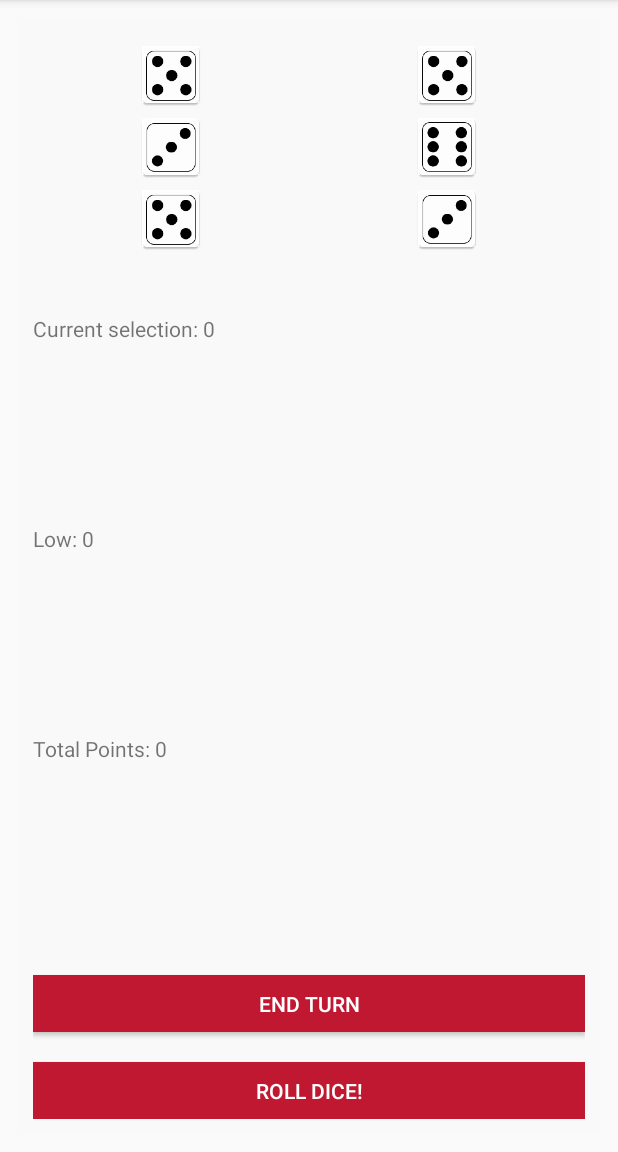
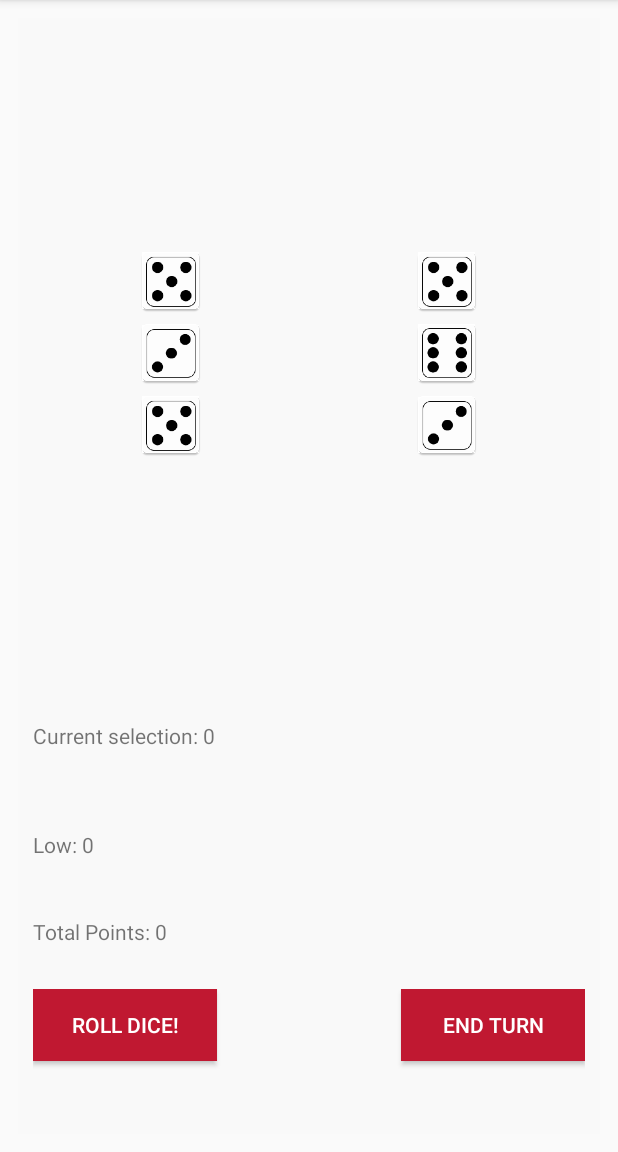
Before and after one commit to konglobemeralt/AndroidDev, an Android app: the screen it shows after launch (ThirtyActivity), on a phone screen of 412 x 824 dp, the part 84-1236 px from its top. Run offline under Robolectric (Android 15) with nearby library versions, the phone set to English and light mode, and no system bars.

Commit message:
Fixed xml so now works on rotating phone

```diff
--- a/Thirty/app/src/main/res/layout/activity_thirty.xml
+++ b/Thirty/app/src/main/res/layout/activity_thirty.xml
@@ -12,8 +12,8 @@
 
     <TableLayout
         android:layout_width="match_parent"
-        android:layout_height="183dp"
-        >
+        android:layout_height="134dp"
+        android:layout_weight="0.38">
 
         <TableRow
             android:layout_width="match_parent"
@@ -25,7 +25,6 @@
                 android:layout_height="wrap_content"
                 android:layout_weight="1"
                 android:background="#f9f9f9"
-                android:elevation="0dp"
                 app:srcCompat="@mipmap/dice_white1"/>
 
             <ImageButton
@@ -80,12 +79,6 @@
 
         </TableRow>
 
-        <TableRow
-            android:layout_width="match_parent"
-            android:layout_height="match_parent">
-
-        </TableRow>
-
 
     </TableLayout>
 
@@ -93,46 +86,53 @@
         android:id="@+id/roundPointsString"
         android:layout_width="match_parent"
         android:layout_height="wrap_content"
-        android:layout_weight="0.33"
+        android:layout_weight="0.11"
         android:text="@string/round_score"/>
 
     <TextView
         android:id="@+id/lowString"
         android:layout_width="match_parent"
         android:layout_height="wrap_content"
-        android:layout_weight="0.33"
+        android:layout_weight="0.08"
         android:text="@string/low_string"/>
 
     <TextView
         android:id="@+id/totalPointsString"
         android:layout_width="match_parent"
         android:layout_height="wrap_content"
-        android:layout_weight="0.33"
+        android:layout_weight="0.06"
         android:text="@string/total_score"/>
+
+    <TableRow
+        android:layout_width="match_parent"
+        android:layout_height="wrap_content"
+        android:layout_weight="0.08">
+
+        <Button
+            android:id="@+id/rollButton"
+            android:layout_width="match_parent"
+            android:layout_height="wrap_content"
+            android:layout_weight="1"
+            android:background="#C01831"
+            android:onClick="meonFb"
+            android:text="@string/button_roll"
+            android:textColor="#ffffff"/>
+
+        <Space
+            android:layout_width="match_parent"
+            android:layout_height="wrap_content"
+            android:layout_weight="1"/>
 
         <Button
             android:id="@+id/endTurnButton"
-        android:layout_width="fill_parent"
-        android:layout_height="38dp"
-        android:layout_alignParentBottom="true"
-        android:layout_gravity="center|bottom"
-        android:layout_marginTop="20dp"
+            android:layout_width="match_parent"
+            android:layout_height="wrap_content"
+            android:layout_weight="1"
             android:background="#C01831"
             android:onClick="meonFb"
             android:text="@string/button_endTurn"
             android:textColor="#ffffff"
             />
-
-    <Button
-        android:id="@+id/rollButton"
-        android:layout_width="fill_parent"
-        android:layout_height="38dp"
-        android:layout_alignParentBottom="true"
-        android:layout_gravity="center|bottom"
-        android:layout_marginTop="20dp"
-        android:background="#C01831"
-        android:onClick="meonFb"
-        android:text="@string/button_roll"
-        android:textColor="#ffffff"/>
+    </TableRow>
 
 </LinearLayout>
```
Lines whose indentation alone changed are shown as unchanged.
